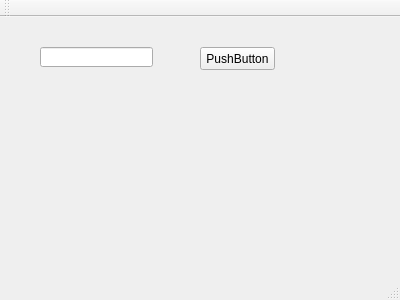
The window that mainwindow.ui (supermoonie/QAutoChrome) describes before a commit, drawn with Qt 5.
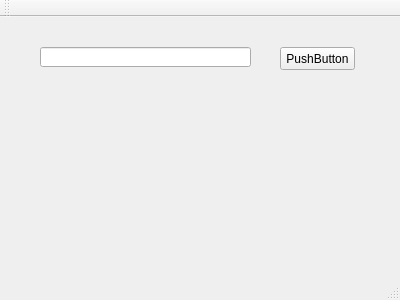
The same window after the commit.

Diff of the .ui file:
```diff
--- a/mainwindow.ui
+++ b/mainwindow.ui
@@ -19,7 +19,7 @@
      <rect>
       <x>40</x>
       <y>30</y>
-      <width>113</width>
+      <width>211</width>
       <height>20</height>
      </rect>
     </property>
@@ -27,7 +27,7 @@
    <widget class="QPushButton" name="pushButton">
     <property name="geometry">
      <rect>
-      <x>200</x>
+      <x>280</x>
       <y>30</y>
       <width>75</width>
       <height>23</height>
```
